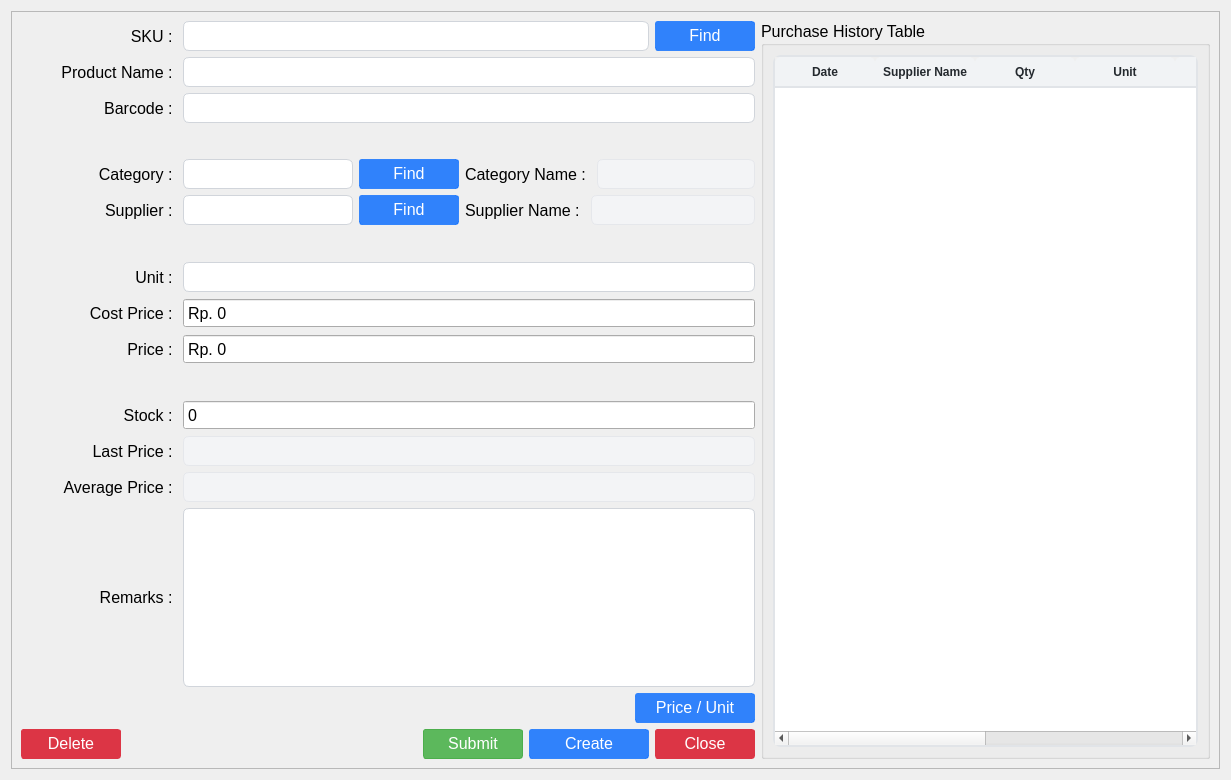
The window that ui/master_stock.ui (michael-halim/pos) describes before a commit, drawn with Qt 5.
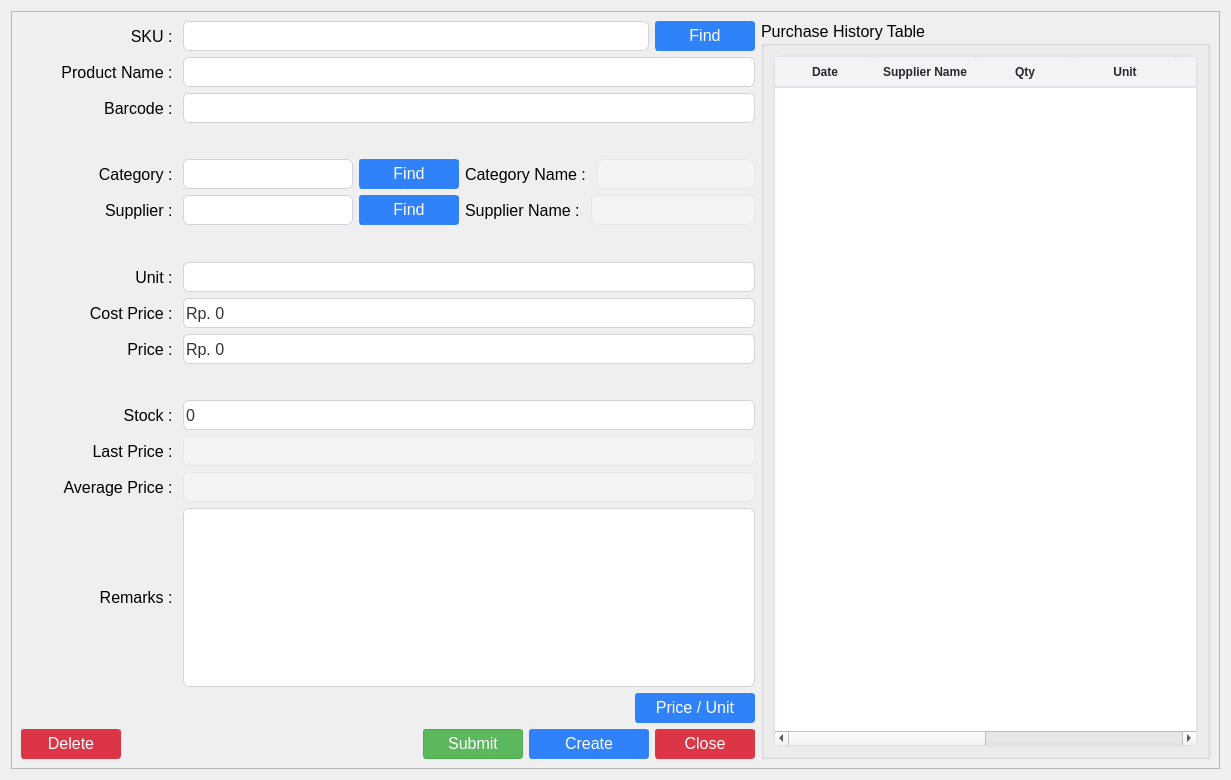
The same window after the commit. Icons and pictures are not drawn.

Commit message: Patch#47: Added Shortcut Keys - Added Shortcut Keys for Dialogs, Transactions, Purchasing - Added more guard for permissions in dialogs - Fix bug in Price Unit and Master Stock - Added Icon for Price Unit

```diff
--- a/ui/master_stock.ui
+++ b/ui/master_stock.ui
@@ -327,7 +327,7 @@
 }
 </string>
   </property>
-  <layout class="QGridLayout" name="gridLayout_2">
+  <layout class="QGridLayout" name="gridLayout_3">
    <item row="0" column="0">
     <widget class="QFrame" name="frame">
      <property name="frameShape">
@@ -336,7 +336,7 @@
      <property name="frameShadow">
       <enum>QFrame::Raised</enum>
      </property>
-     <layout class="QGridLayout" name="gridLayout_3">
+     <layout class="QGridLayout" name="gridLayout_2">
       <item row="0" column="0">
        <layout class="QHBoxLayout" name="horizontalLayout_15">
         <item>
@@ -734,13 +734,7 @@
                </widget>
               </item>
               <item>
-               <widget class="QSpinBox" name="price_master_stock_input">
-                <property name="sizePolicy">
-                 <sizepolicy hsizetype="Expanding" vsizetype="Fixed">
-                  <horstretch>0</horstretch>
-                  <verstretch>0</verstretch>
-                 </sizepolicy>
-                </property>
+               <widget class="QLineEdit" name="price_master_stock_input">
                 <property name="minimumSize">
                  <size>
                   <width>0</width>
@@ -752,14 +746,8 @@
                   <pointsize>12</pointsize>
                  </font>
                 </property>
-                <property name="buttonSymbols">
-                 <enum>QAbstractSpinBox::NoButtons</enum>
-                </property>
-                <property name="prefix">
-                 <string>Rp. </string>
-                </property>
-                <property name="maximum">
-                 <number>999999999</number>
+                <property name="text">
+                 <string>Rp. 0</string>
                 </property>
                </widget>
               </item>
@@ -802,13 +790,7 @@
                </widget>
               </item>
               <item>
-               <widget class="QSpinBox" name="stock_master_stock_input">
-                <property name="sizePolicy">
-                 <sizepolicy hsizetype="Expanding" vsizetype="Fixed">
-                  <horstretch>0</horstretch>
-                  <verstretch>0</verstretch>
-                 </sizepolicy>
-                </property>
+               <widget class="QLineEdit" name="stock_master_stock_input">
                 <property name="minimumSize">
                  <size>
                   <width>0</width>
@@ -820,11 +802,8 @@
                   <pointsize>12</pointsize>
                  </font>
                 </property>
-                <property name="buttonSymbols">
-                 <enum>QAbstractSpinBox::NoButtons</enum>
-                </property>
-                <property name="maximum">
-                 <number>999999999</number>
+                <property name="text">
+                 <string>0</string>
                 </property>
                </widget>
               </item>
@@ -1089,13 +1068,7 @@
                </widget>
               </item>
               <item>
-               <widget class="QSpinBox" name="cost_price_master_stock_input">
-                <property name="sizePolicy">
-                 <sizepolicy hsizetype="Expanding" vsizetype="Fixed">
-                  <horstretch>0</horstretch>
-                  <verstretch>0</verstretch>
-                 </sizepolicy>
-                </property>
+               <widget class="QLineEdit" name="cost_price_master_stock_input">
                 <property name="minimumSize">
                  <size>
                   <width>0</width>
@@ -1107,14 +1080,8 @@
                   <pointsize>12</pointsize>
                  </font>
                 </property>
-                <property name="buttonSymbols">
-                 <enum>QAbstractSpinBox::NoButtons</enum>
-                </property>
-                <property name="prefix">
-                 <string>Rp. </string>
-                </property>
-                <property name="maximum">
-                 <number>999999999</number>
+                <property name="text">
+                 <string>Rp. 0</string>
                 </property>
                </widget>
               </item>
```
The commit also changes 31 other files.
